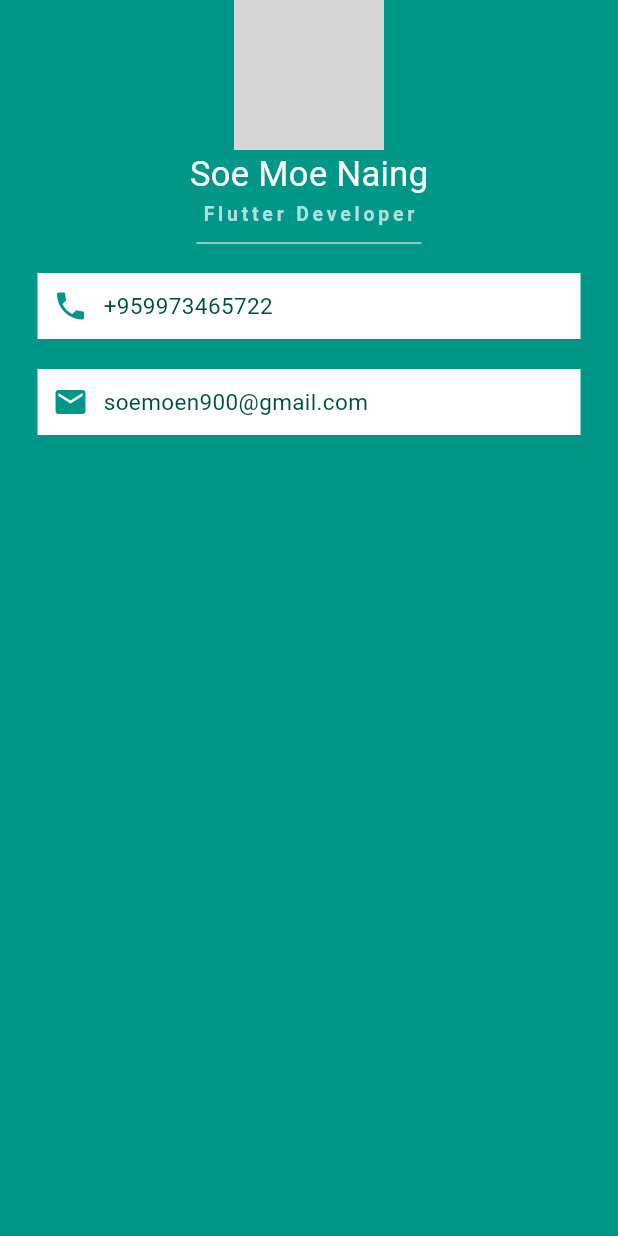
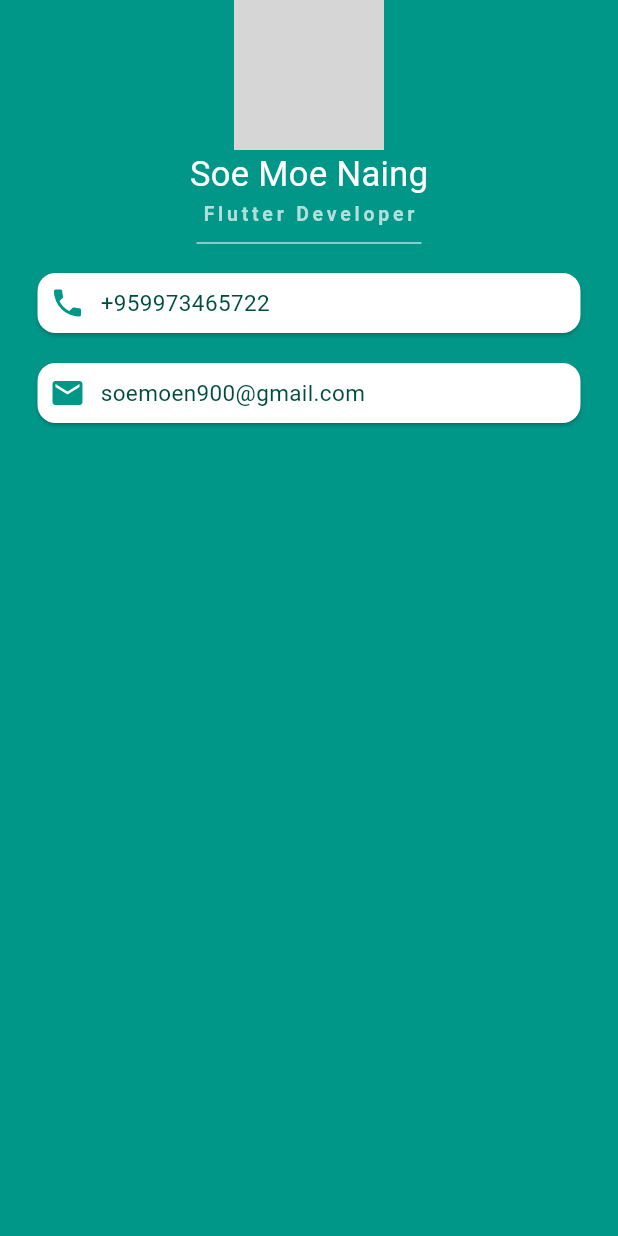
Before and after one commit to soemoeGITTHUB/Mi-Card-Flutter-Project, a Flutter app: the screen it shows after launch, on a phone screen of 412 x 824 dp. Run offline on Flutter 3.47's test engine with Material 3 defaults, Android fonts, the light colour scheme and no system bars; network calls fail; grey boxes are pictures that could not be loaded.

Commit message:
Lesson Complete Mi Card

```diff
--- a/lib/main.dart
+++ b/lib/main.dart
@@ -41,10 +41,11 @@
                 color: Colors.teal.shade100,
               ),
             ),
-            Container(
+            Card(
               color: Colors.white,
               margin: EdgeInsets.symmetric(vertical: 10.0, horizontal: 25.0),
-              padding: EdgeInsets.all(10.0),
+              child: Padding(
+                padding: const EdgeInsets.all(8.0),
                 child: Row(
                   children: <Widget>[
                     Icon(
@@ -64,10 +65,12 @@
                   ],
                 ),
               ),
-            Container(
+            ),
+            Card(
               color: Colors.white,
               margin: EdgeInsets.symmetric(vertical: 10.0, horizontal: 25.0),
-              padding: EdgeInsets.all(10.0),
+              child: Padding(
+                padding: const EdgeInsets.all(8.0),
                 child: Row(children: <Widget>[
                   Icon(
                     Icons.email,
@@ -84,6 +87,7 @@
                     ),
                   )
                 ]),
+              ),
             )
           ],
         )),
```
Lines whose indentation alone changed are shown as unchanged.
